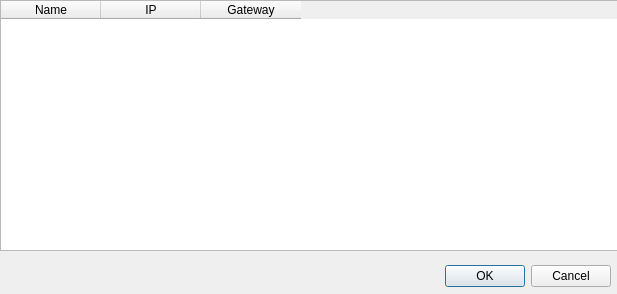
The window that dialoginterface.ui (Shinao/CDansLair) describes before a commit, drawn with Qt 5.
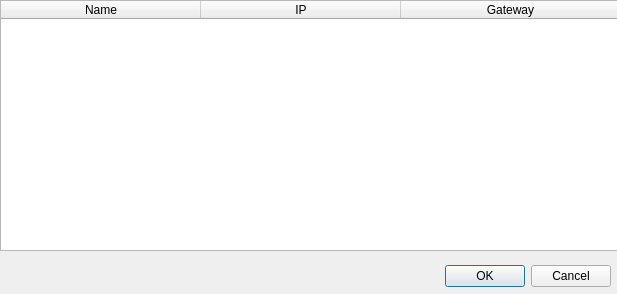
The same window after the commit.

Commit message: Select interface - Timeout recvfrom

Diff of the .ui file:
```diff
--- a/dialoginterface.ui
+++ b/dialoginterface.ui
@@ -50,6 +50,15 @@
    <property name="selectionBehavior">
     <enum>QAbstractItemView::SelectRows</enum>
    </property>
+   <attribute name="horizontalHeaderDefaultSectionSize">
+    <number>200</number>
+   </attribute>
+   <attribute name="horizontalHeaderMinimumSectionSize">
+    <number>50</number>
+   </attribute>
+   <attribute name="horizontalHeaderStretchLastSection">
+    <bool>true</bool>
+   </attribute>
    <column>
     <property name="text">
      <string>Name</string>
```
The commit also changes 6 other files.
